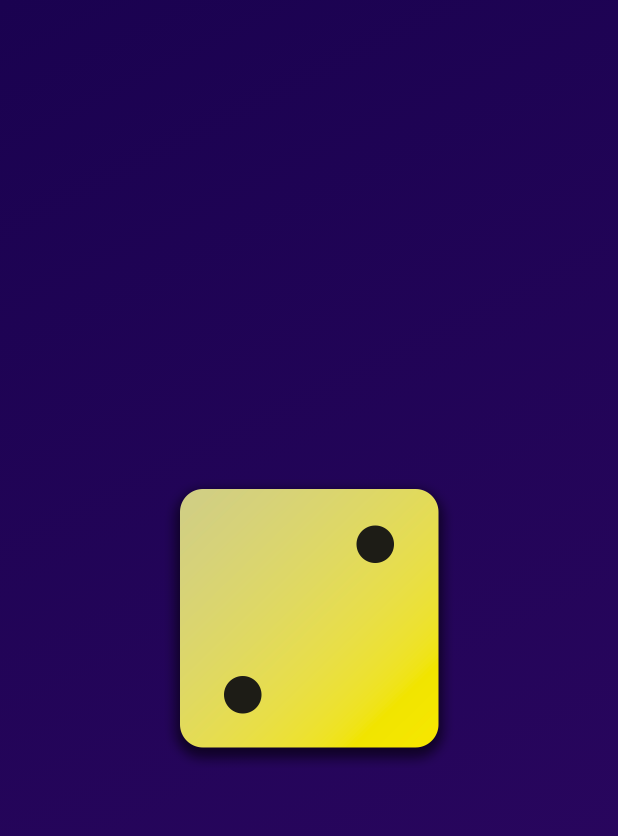
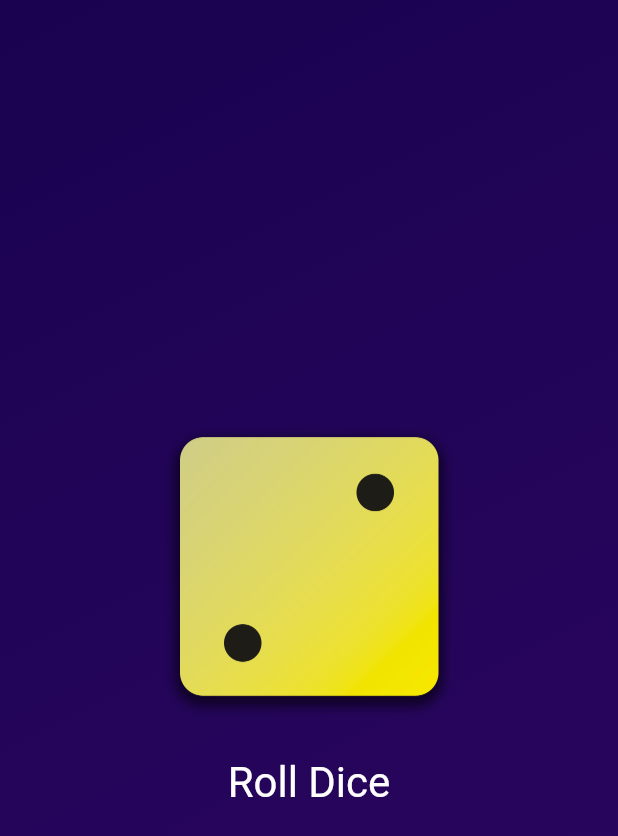
Before and after one commit to DarshanARahate/roll_dice_app_flutter, a Flutter app: the screen it shows after launch, on a phone screen of 412 x 824 dp. Shown: the top 836 px of the screen. Run offline on Flutter 3.47's test engine with Material 3 defaults, Android fonts, the phone set to English and light mode, and no system bars.

Commit message:
Final Commit.

```diff
--- /dev/null
+++ b/lib/dice_roller.dart
@@ -0,0 +1,48 @@
+import 'dart:math';
+
+import 'package:flutter/material.dart';
+
+final randomizer = Random();
+
+class DiceRoller extends StatefulWidget {
+  const DiceRoller({super.key});
+
+  @override
+  State<StatefulWidget> createState() {
+    return _DiceRollerState();
+  }
+}
+
+class _DiceRollerState extends State<DiceRoller> {
+  var currentDiceRoll = 2;
+
+  void rollDice() {
+    setState(() {
+      currentDiceRoll = randomizer.nextInt(6) + 1;
+    });
+  }
+
+  @override
+  Widget build(context) {
+    return Column(
+      mainAxisSize: MainAxisSize.min,
+      children: [
+        Image.asset(
+          'assets/images/dice-$currentDiceRoll.png',
+          width: 200,
+        ),
+        const SizedBox(height: 20),
+        TextButton(
+          onPressed: rollDice,
+          style: TextButton.styleFrom(
+            foregroundColor: Colors.white,
+            textStyle: const TextStyle(
+              fontSize: 28,
+            ),
+          ),
+          child: const Text('Roll Dice'),
+        )
+      ],
+    );
+  }
+}
--- a/lib/gradient_container.dart
+++ b/lib/gradient_container.dart
@@ -1,6 +1,6 @@
 import 'package:flutter/cupertino.dart';
 import 'package:flutter/material.dart';
-import 'StyleText.dart';
+import 'dice_roller.dart';
 
 const startAlignment = Alignment.topLeft;
 const endAlignment = Alignment.bottomRight;
@@ -29,10 +29,7 @@ class GradientContainer extends StatelessWidget {
         ),
       ),
       child: Center(
-        child: Image.asset(
-          'assets/images/dice-2.png',
-          width: 200,
-        ),
+        child: DiceRoller(),
       ),
     );
   }
```
